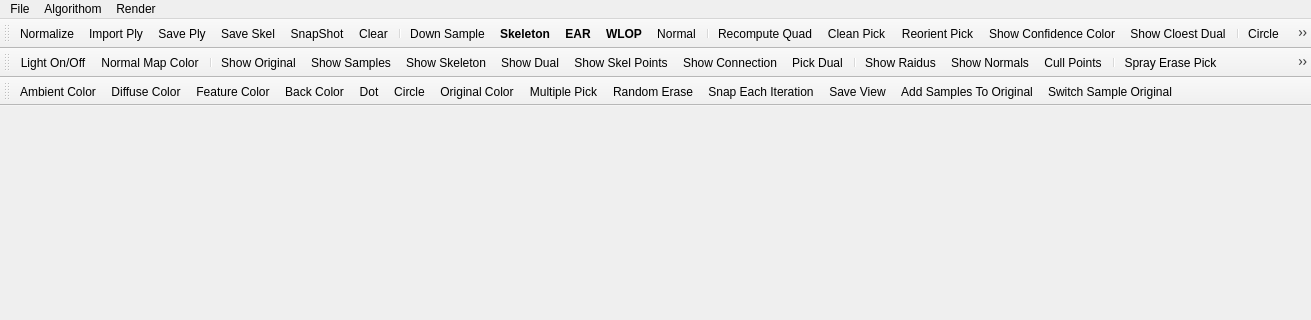
This is point-cloud-2015/mainwindow.ui in sunwaylive/Point-Cloud-Processing-2015 as Qt 5 draws it before an edit; both pictures show x 0 to 1311 and y 0 to 320 of the 1311 by 573 pixel window. The edited form follows.
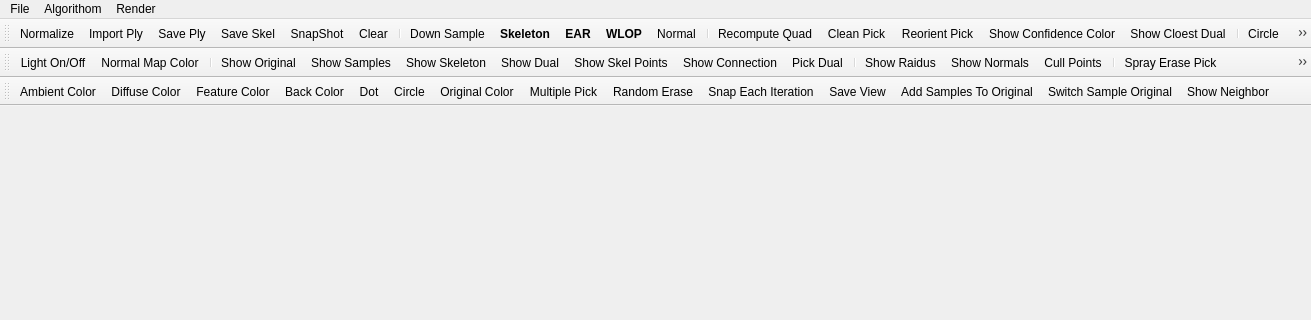
This is the edited form. Icons and pictures are not drawn.

Commit message: added random walk neighbor

What changed in the file:
```diff
--- a/point-cloud-2015/mainwindow.ui
+++ b/point-cloud-2015/mainwindow.ui
@@ -312,6 +312,7 @@
    <addaction name="actionSave_View"/>
    <addaction name="actionAdd_Samples_To_Original"/>
    <addaction name="actionSwitch_Sample_Original"/>
+   <addaction name="actionShow_Neighbor"/>
   </widget>
   <action name="actionImport_Ply">
    <property name="icon">
@@ -921,6 +922,14 @@
     <string>Show Skel Points</string>
    </property>
   </action>
+  <action name="actionShow_Neighbor">
+   <property name="checkable">
+    <bool>true</bool>
+   </property>
+   <property name="text">
+    <string>Show Neighbor</string>
+   </property>
+  </action>
  </widget>
  <layoutdefault spacing="6" margin="11"/>
  <resources>
```
Left out of the diff: 1 changed line with no effect on the pictures. The commit also changes 8 other files.
